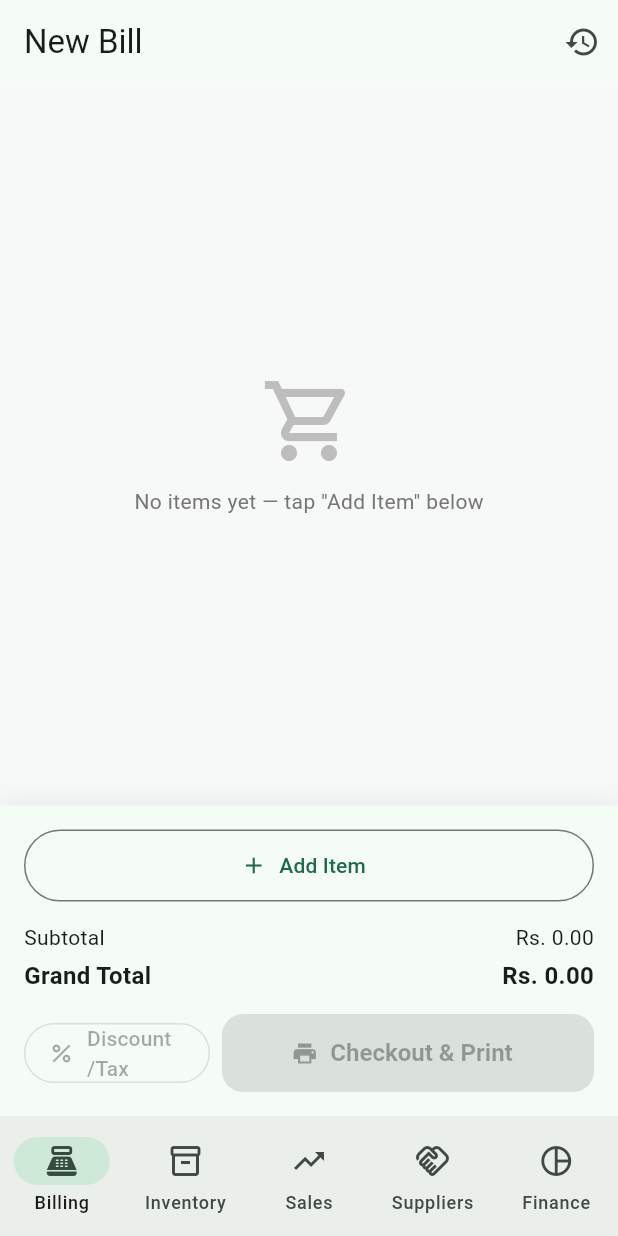
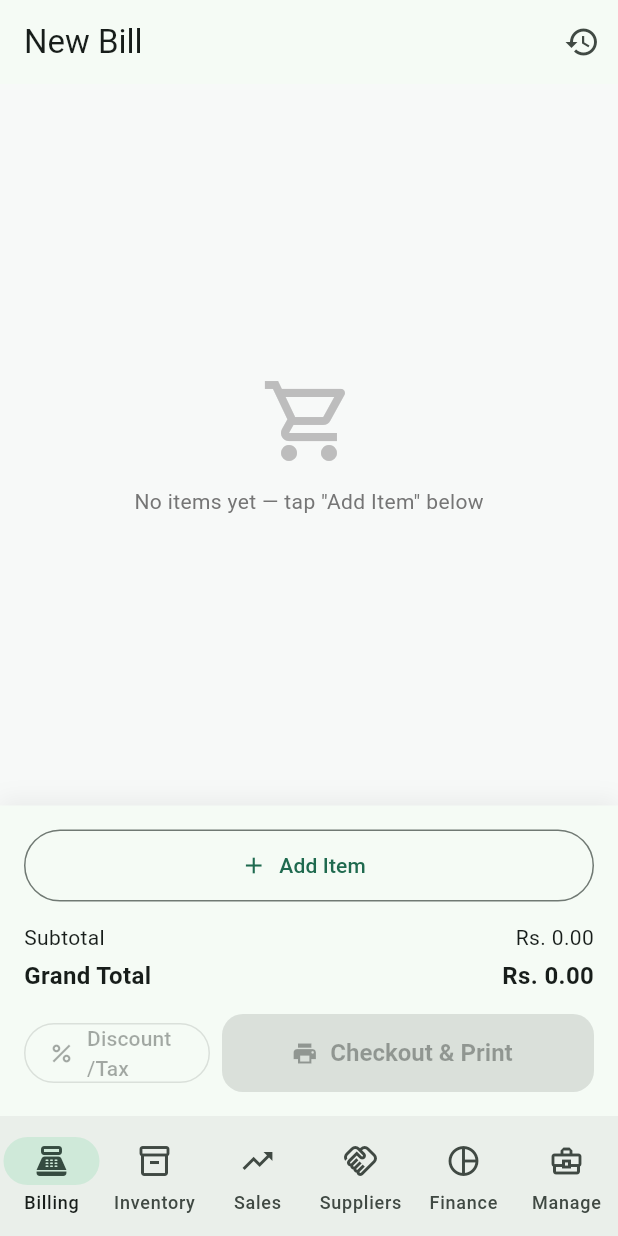
Before and after one commit to Spy2024/shopkeeper_pro, a Flutter app: the HomeScreen screen opened directly, on a phone screen of 412 x 824 dp. Run offline on Flutter 3.47's test engine with Material 3 defaults, Android fonts, the phone set to English and light mode, and no system bars; our stand-ins replace cloud_firestore, connectivity_plus, firebase_auth, firebase_core, fl_chart, flutter_secure_storage and 4 more; accounts and stored records are empty.

Commit message:
Expose business management modules in the main navigation

```diff
--- a/lib/screens/dashboard/home_screen.dart
+++ b/lib/screens/dashboard/home_screen.dart
@@ -4,6 +4,7 @@ import '../inventory/inventory_screen.dart';
 import '../supplier/supplier_screen.dart';
 import '../sales/daily_sales_screen.dart';
 import 'financial_dashboard_screen.dart';
+import '../business/business_management_screen.dart';
 
 class HomeScreen extends StatefulWidget {
   const HomeScreen({super.key});
@@ -21,6 +22,7 @@ class _HomeScreenState extends State<HomeScreen> {
     DailySalesScreen(),
     SupplierScreen(),
     FinancialDashboardScreen(),
+    BusinessManagementScreen(),
   ];
 
   @override
@@ -36,6 +38,7 @@ class _HomeScreenState extends State<HomeScreen> {
           NavigationDestination(icon: Icon(Icons.trending_up_outlined), selectedIcon: Icon(Icons.trending_up), label: 'Sales'),
           NavigationDestination(icon: Icon(Icons.handshake_outlined), selectedIcon: Icon(Icons.handshake), label: 'Suppliers'),
           NavigationDestination(icon: Icon(Icons.pie_chart_outline), selectedIcon: Icon(Icons.pie_chart), label: 'Finance'),
+          NavigationDestination(icon: Icon(Icons.business_center_outlined), selectedIcon: Icon(Icons.business_center), label: 'Manage'),
         ],
       ),
     );
```
